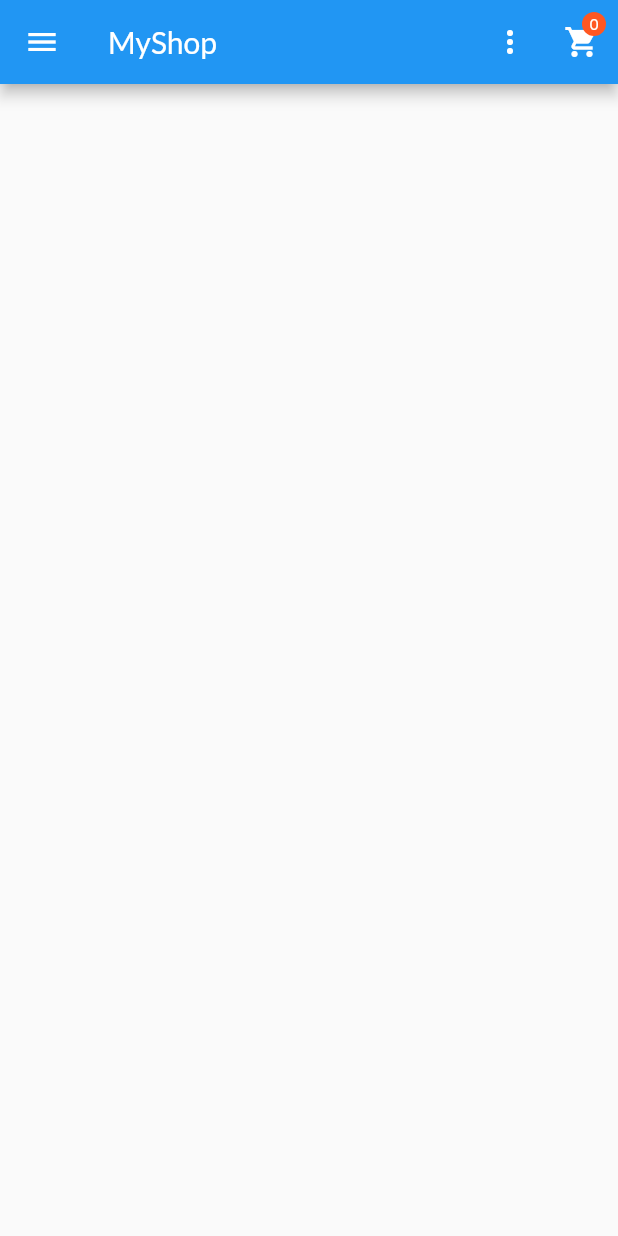
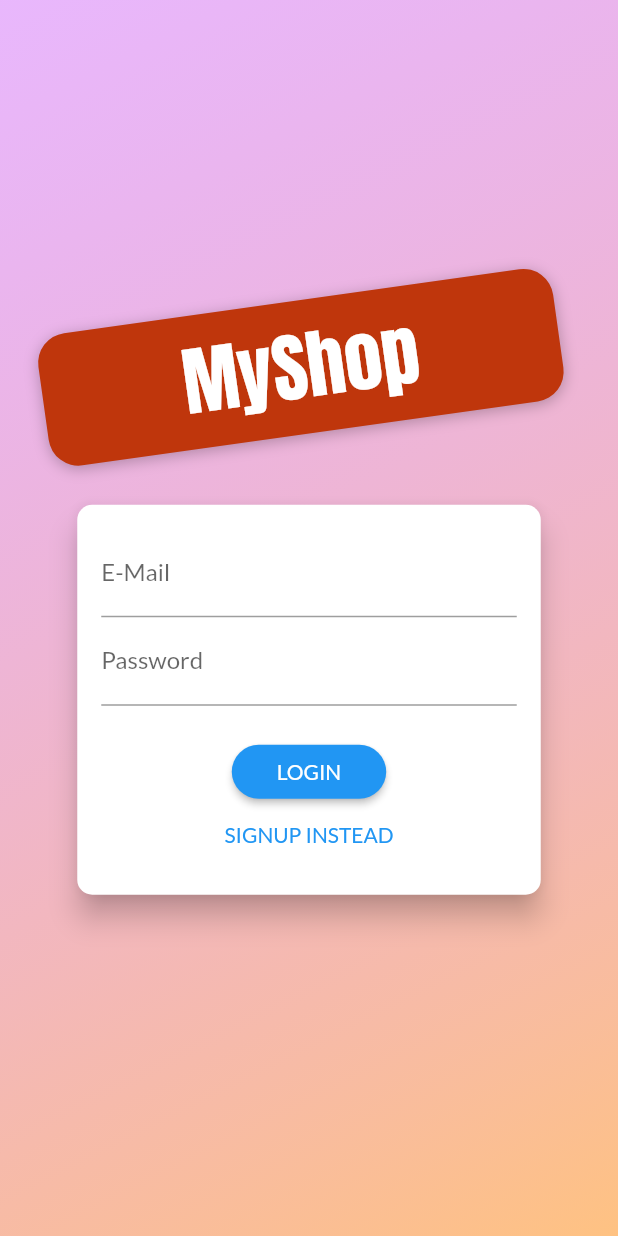
Before and after one commit to RCK-DEV/flutter_shopping_app, a Flutter app: the screen it shows after launch, on a phone screen of 412 x 824 dp. Run offline on Flutter 3.47's test engine with Material 2 defaults, Android fonts, the phone set to English and light mode, and no system bars; our stand-ins replace nested.

Commit message:
feat: signup

```diff
--- a/lib/main.dart
+++ b/lib/main.dart
@@ -19,6 +19,7 @@ class MyApp extends StatelessWidget {
         title: _appTitle,
         theme: theme,
         routes: routes,
+        home: AuthScreen(),
       ),
     );
   }
@@ -39,6 +40,7 @@ class MyApp extends StatelessWidget {
       ChangeNotifierProvider(create: (context) => Products()),
       ChangeNotifierProvider(create: (context) => Cart()),
       ChangeNotifierProvider(create: (context) => Orders()),
+      ChangeNotifierProvider(create: (context) => Auth()),
     ];
   }
 
@@ -50,6 +52,7 @@ class MyApp extends StatelessWidget {
       CartScreen.routeName: (context) => CartScreen(),
       UserProductsScreen.routeName: (context) => UserProductsScreen(),
       EditProductScreen.routeName: (context) => EditProductScreen(),
+      AuthScreen.routeName: (context) => AuthScreen(),
     };
   }
 }
--- /dev/null
+++ b/lib/providers/auth.dart
@@ -0,0 +1,24 @@
+import 'dart:convert';
+
+import 'package:flutter/widgets.dart';
+import 'package:http/http.dart' as http;
+
+class Auth with ChangeNotifier {
+  String _token;
+  DateTime _expiryDate;
+  String _userId;
+
+  Future<void> signUp(String email, String password) async {
+    final url = Uri.parse(
+        'https://identitytoolkit.googleapis.com/v1/accounts:signUp?key=AIzaSyCol1S30zGf_mBbc9SDQFD-IST61sx67Hg');
+
+    final response = await http.post(url,
+        body: json.encode({
+          'email': email,
+          'password': password,
+          'returnSecureToken': true,
+        }));
+
+    print(json.decode(response.body));
+  }
+}
--- a/lib/providers/providers.dart
+++ b/lib/providers/providers.dart
@@ -1,3 +1,4 @@
 export './products.dart';
 export './cart.dart';
 export './orders.dart';
+export './auth.dart';
--- /dev/null
+++ b/lib/screens/auth_screen.dart
@@ -0,0 +1,78 @@
+import 'dart:math';
+import 'package:flutter/material.dart';
+
+import '../widgets/auth_card.dart';
+
+class AuthScreen extends StatelessWidget {
+  static const routeName = '/auth';
+
+  @override
+  Widget build(BuildContext context) {
+    final deviceSize = MediaQuery.of(context).size;
+    // final transformConfig = Matrix4.rotationZ(-8 * pi / 180);
+    // transformConfig.translate(-10.0);
+    return Scaffold(
+      // resizeToAvoidBottomInset: false,
+      body: Stack(
+        children: <Widget>[
+          Container(
+            decoration: BoxDecoration(
+              gradient: LinearGradient(
+                colors: [
+                  Color.fromRGBO(215, 117, 255, 1).withOpacity(0.5),
+                  Color.fromRGBO(255, 188, 117, 1).withOpacity(0.9),
+                ],
+                begin: Alignment.topLeft,
+                end: Alignment.bottomRight,
+                stops: [0, 1],
+              ),
+            ),
+          ),
+          SingleChildScrollView(
+            child: Container(
+              height: deviceSize.height,
+              width: deviceSize.width,
+              child: Column(
+                mainAxisAlignment: MainAxisAlignment.center,
+                crossAxisAlignment: CrossAxisAlignment.center,
+                children: <Widget>[
+                  Flexible(
+                    child: Container(
+                      margin: EdgeInsets.only(bottom: 20.0),
+                      padding: EdgeInsets.symmetric(vertical: 8.0, horizontal: 94.0),
+                      transform: Matrix4.rotationZ(-8 * pi / 180)..translate(-10.0),
+                      // ..translate(-10.0),
+                      decoration: BoxDecoration(
+                        borderRadius: BorderRadius.circular(20),
+                        color: Colors.deepOrange.shade900,
+                        boxShadow: [
+                          BoxShadow(
+                            blurRadius: 8,
+                            color: Colors.black26,
+                            offset: Offset(0, 2),
+                          )
+                        ],
+                      ),
+                      child: Text(
+                        'MyShop',
+                        style: TextStyle(
+                            fontSize: 50,
+                            fontFamily: 'Anton',
+                            fontWeight: FontWeight.normal,
+                            color: Colors.white),
+                      ),
+                    ),
+                  ),
+                  Flexible(
+                    flex: deviceSize.width > 600 ? 2 : 1,
+                    child: AuthCard(),
+                  ),
+                ],
+              ),
+            ),
+          ),
+        ],
+      ),
+    );
+  }
+}
--- a/lib/screens/products_overview_screen.dart
+++ b/lib/screens/products_overview_screen.dart
@@ -11,7 +11,7 @@ import '../widgets/badge.dart';
 enum FilterOptions { favorites, all }
 
 class ProductsOverviewScreen extends StatefulWidget {
-  static const routeName = '/';
+  static const routeName = '/shop';
 
   @override
   State<ProductsOverviewScreen> createState() => _ProductsOverviewScreenState();
--- a/lib/screens/screens.dart
+++ b/lib/screens/screens.dart
@@ -4,3 +4,4 @@ export './products_overview_screen.dart';
 export './cart_screen.dart';
 export './user_products_screen.dart';
 export './edit_product_screen.dart';
+export './auth_screen.dart';
--- /dev/null
+++ b/lib/widgets/auth_card.dart
@@ -0,0 +1,151 @@
+import 'package:flutter/material.dart';
+import 'package:provider/provider.dart';
+
+import '../providers/auth.dart';
+
+enum AuthMode { Signup, Login }
+
+class AuthCard extends StatefulWidget {
+  const AuthCard({
+    Key key,
+  }) : super(key: key);
+
+  @override
+  _AuthCardState createState() => _AuthCardState();
+}
+
+class _AuthCardState extends State<AuthCard> {
+  final GlobalKey<FormState> _formKey = GlobalKey();
+  AuthMode _authMode = AuthMode.Login;
+  Map<String, String> _authData = {
+    'email': '',
+    'password': '',
+  };
+  var _isLoading = false;
+  final _passwordController = TextEditingController();
+
+  Future<void> _submit() async {
+    if (!_formKey.currentState.validate()) {
+      // Invalid!
+      return;
+    }
+    _formKey.currentState.save();
+    setState(() {
+      _isLoading = true;
+    });
+    if (_authMode == AuthMode.Login) {
+      // Log user in
+    } else {
+      // Sign user up
+      await Provider.of<Auth>(context, listen: false).signUp(
+        _authData['email'],
+        _authData['password'],
+      );
+    }
+    setState(() {
+      _isLoading = false;
+    });
+  }
+
+  void _switchAuthMode() {
+    if (_authMode == AuthMode.Login) {
+      setState(() {
+        _authMode = AuthMode.Signup;
+      });
+    } else {
+      setState(() {
+        _authMode = AuthMode.Login;
+      });
+    }
+  }
+
+  @override
+  Widget build(BuildContext context) {
+    final deviceSize = MediaQuery.of(context).size;
+    return Card(
+      shape: RoundedRectangleBorder(
+        borderRadius: BorderRadius.circular(10.0),
+      ),
+      elevation: 8.0,
+      child: Container(
+        height: _authMode == AuthMode.Signup ? 320 : 260,
+        constraints: BoxConstraints(minHeight: _authMode == AuthMode.Signup ? 320 : 260),
+        width: deviceSize.width * 0.75,
+        padding: EdgeInsets.all(16.0),
+        child: Form(
+          key: _formKey,
+          child: SingleChildScrollView(
+            child: Column(
+              children: <Widget>[
+                TextFormField(
+                  decoration: InputDecoration(labelText: 'E-Mail'),
+                  keyboardType: TextInputType.emailAddress,
+                  validator: (value) {
+                    if (value.isEmpty || !value.contains('@')) {
+                      return 'Invalid email!';
+                    }
+                    return null;
+                  },
+                  onSaved: (value) {
+                    _authData['email'] = value;
+                  },
+                ),
+                TextFormField(
+                  decoration: InputDecoration(labelText: 'Password'),
+                  obscureText: true,
+                  controller: _passwordController,
+                  validator: (value) {
+                    if (value.isEmpty || value.length < 5) {
+                      return 'Password is too short!';
+                    }
+                    return null;
+                  },
+                  onSaved: (value) {
+                    _authData['password'] = value;
+                  },
+                ),
+                if (_authMode == AuthMode.Signup)
+                  TextFormField(
+                    enabled: _authMode == AuthMode.Signup,
+                    decoration: InputDecoration(labelText: 'Confirm Password'),
+                    obscureText: true,
+                    validator: _authMode == AuthMode.Signup
+                        ? (value) {
+                            if (value != _passwordController.text) {
+                              return 'Passwords do not match!';
+                            }
+                            return null;
+                          }
+                        : null,
+                  ),
+                SizedBox(
+                  height: 20,
+                ),
+                if (_isLoading)
+                  CircularProgressIndicator()
+                else
+                  RaisedButton(
+                    child: Text(_authMode == AuthMode.Login ? 'LOGIN' : 'SIGN UP'),
+                    onPressed: _submit,
+                    shape: RoundedRectangleBorder(
+                      borderRadius: BorderRadius.circular(30),
+                    ),
+                    padding: EdgeInsets.symmetric(horizontal: 30.0, vertical: 8.0),
+                    color: Theme.of(context).primaryColor,
+                    textColor: Theme.of(context).primaryTextTheme.button.color,
+                  ),
+                FlatButton(
+                  child: Text('${_authMode == AuthMode.Login ? 'SIGNUP' : 'LOGIN'} INSTEAD'),
+                  onPressed: _switchAuthMode,
+                  padding: EdgeInsets.symmetric(horizontal: 30.0, vertical: 4),
+                  materialTapTargetSize: MaterialTapTargetSize.shrinkWrap,
+                  textColor: Theme.of(context).primaryColor,
+                ),
+              ],
+            ),
+          ),
+        ),
+      ),
+    );
+  }
+}
```
